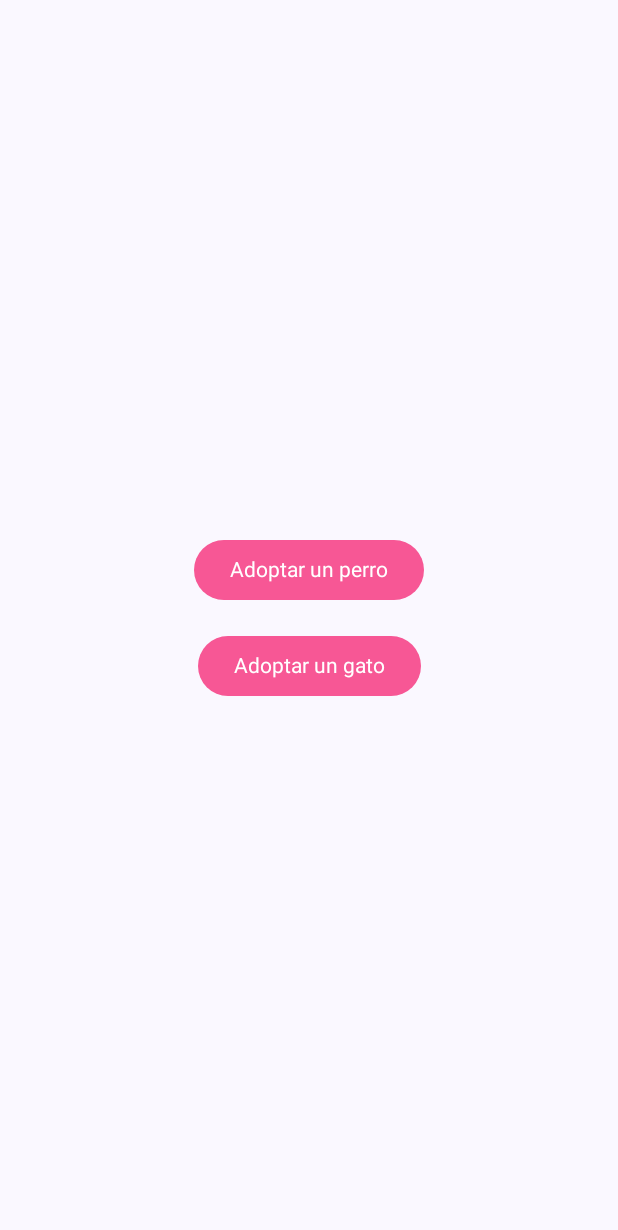
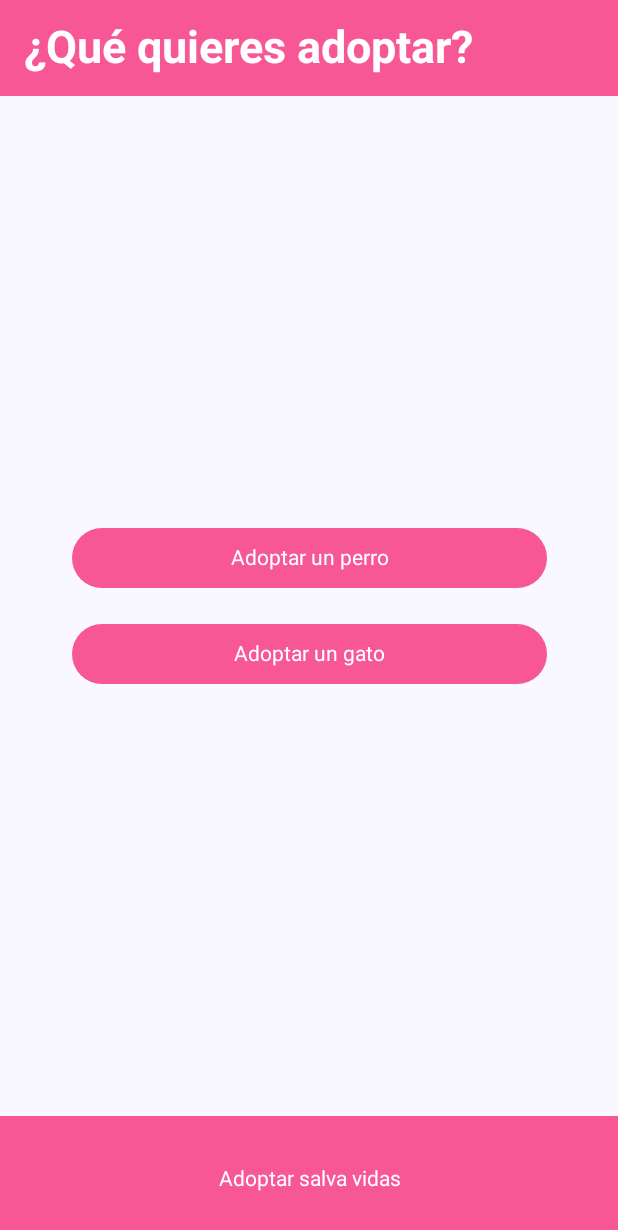
Before and after one commit to alcarazaina/AdoptDA, an Android app built with Jetpack Compose: the screen it shows after launch (MainActivity), after a tap on "Ir a Adoptda", on a phone screen of 412 x 824 dp. Shown: the top 1230 px of the screen. Run offline under Robolectric (Android 15) with nearby library versions, the phone set to English and light mode, and no system bars.

Commit message:
pantalla inicio añadido un scaffold con un titulo y un sobre titulo abajo

```diff
--- a/app/src/main/java/com/example/adoptda/view/PantallaMenu.kt
+++ b/app/src/main/java/com/example/adoptda/view/PantallaMenu.kt
@@ -1,44 +1,84 @@
 package com.example.adoptda.view
 
 import androidx.compose.foundation.layout.*
-import androidx.compose.material3.Button
-import androidx.compose.material3.ButtonDefaults
-import androidx.compose.material3.Text
+import androidx.compose.material3.*
 import androidx.compose.runtime.Composable
 import androidx.compose.ui.Alignment
 import androidx.compose.ui.Modifier
 import androidx.compose.ui.graphics.Color
 import androidx.compose.ui.res.stringResource
 import androidx.compose.ui.text.TextStyle
+import androidx.compose.ui.text.font.FontWeight
 import androidx.compose.ui.unit.dp
+import androidx.compose.ui.unit.sp
 import androidx.navigation.NavController
 import com.example.adoptda.R
 import com.example.adoptda.view.ui.theme.Pink
 
+@OptIn(ExperimentalMaterial3Api::class)
 @Composable
 fun PantallaMenu(navController: NavController) {
+    Scaffold(
+        topBar = {
+            TopAppBar(
+                title = {
+                    Text(
+                        text = stringResource(R.string.queadoptas),
+                        fontSize = 30.sp,
+                        fontWeight = FontWeight.Bold,
+                    )
+                },
+                colors = TopAppBarDefaults.smallTopAppBarColors(
+                    containerColor = Pink,
+                    titleContentColor = Color.White,
+                )
+            )
+        },
+        bottomBar = {
+            BottomAppBar(
+                containerColor = Pink,
+                contentColor = Color.White
+            ) {
+                Text(
+                    text = stringResource(R.string.textobottom),
+                    modifier = Modifier.fillMaxWidth(),
+                    style = TextStyle(color = Color.White),
+                    textAlign = androidx.compose.ui.text.style.TextAlign.Center
+                )
+            }
+        }
+    ) { innerPadding ->
         Column(
-        modifier = Modifier.fillMaxSize(),
+            modifier = Modifier
+                .fillMaxSize()
+                .padding(innerPadding),
             verticalArrangement = Arrangement.Center,
             horizontalAlignment = Alignment.CenterHorizontally
         ) {
             Button(
                 onClick = { navController.navigate("perros") },
-            modifier = Modifier.padding(8.dp),
+                modifier = Modifier
+                    .padding(8.dp)
+                    .fillMaxWidth(0.8f),
                 colors = ButtonDefaults.buttonColors(Pink)
             ) {
-            Text(stringResource(R.string.perros),
+                Text(
+                    stringResource(R.string.perros),
                     style = TextStyle(Color.White)
                 )
             }
             Button(
                 onClick = { navController.navigate("gatos") },
-            modifier = Modifier.padding(8.dp),
+                modifier = Modifier
+                    .padding(8.dp)
+                    .fillMaxWidth(0.8f),
                 colors = ButtonDefaults.buttonColors(Pink)
             ) {
-            Text(stringResource(R.string.gatos),
+                Text(
+                    stringResource(R.string.gatos),
                     style = TextStyle(Color.White)
                 )
             }
         }
     }
+}
--- a/app/src/main/res/values/strings.xml
+++ b/app/src/main/res/values/strings.xml
@@ -5,4 +5,6 @@
     <string name="gatos">Adoptar un gato</string>
     <string name="perrotitulo">PERROS</string>
     <string name="gatotitulo">GATOS</string>
+    <string name="queadoptas">¿Qué quieres adoptar?</string>
+    <string name="textobottom">Adoptar salva vidas</string>
 </resources>
```
Lines whose indentation alone changed are shown as unchanged.
